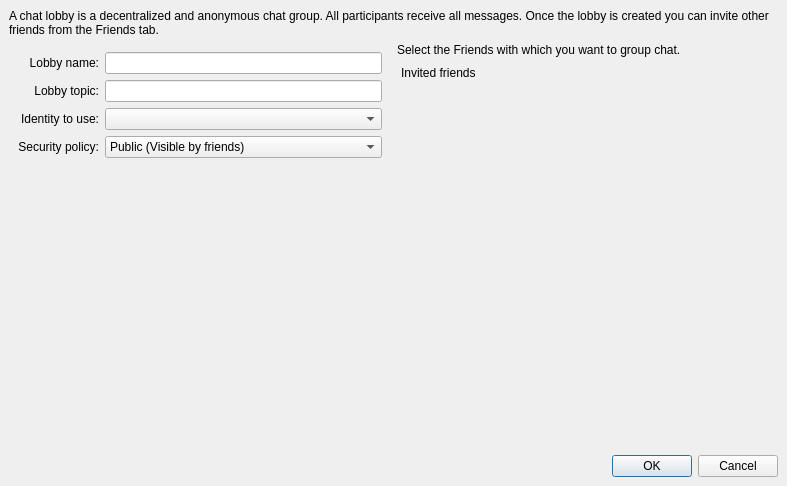
This is retroshare-gui/src/gui/chat/CreateLobbyDialog.ui in RetroShare/RetroShare as Qt 5 draws it before an edit. The edited form follows.
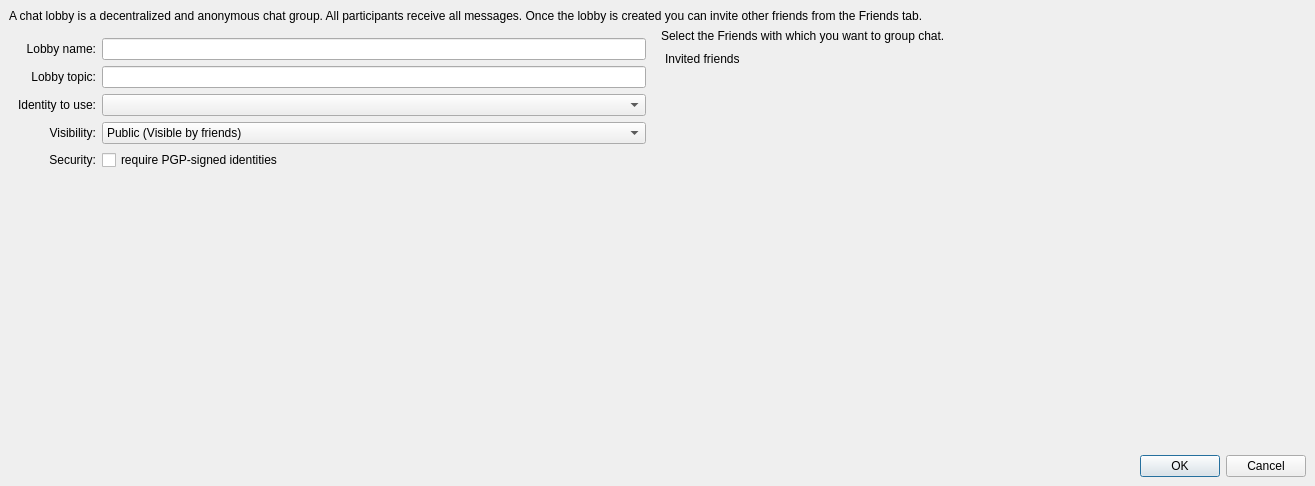
This is the edited form. Icons and pictures are not drawn. Custom widgets are drawn as their Qt base class.

Commit message: implemented gp-authed lobbies. Still needs some GUI

Patch:
```diff
--- a/retroshare-gui/src/gui/chat/CreateLobbyDialog.ui
+++ b/retroshare-gui/src/gui/chat/CreateLobbyDialog.ui
@@ -6,7 +6,7 @@
    <rect>
     <x>0</x>
     <y>0</y>
-    <width>787</width>
+    <width>1315</width>
     <height>486</height>
    </rect>
   </property>
@@ -86,7 +86,7 @@
              <item row="3" column="0">
               <widget class="QLabel" name="label_6">
                <property name="text">
-                <string>Security policy:</string>
+                <string>Visibility:</string>
                </property>
                <property name="alignment">
                 <set>Qt::AlignRight|Qt::AlignTrailing|Qt::AlignVCenter</set>
@@ -110,6 +110,29 @@
              <item row="2" column="2">
               <widget class="GxsIdChooser" name="idChooser_CB"/>
              </item>
+             <item row="4" column="2">
+              <widget class="QCheckBox" name="pgp_signed_CB">
+               <property name="toolTip">
+                <string>&lt;html&gt;&lt;head/&gt;&lt;body&gt;&lt;p&gt;If you check this, only PGP-signed ids can be used to join and talk in this lobby. This limitation prevents anonymous spamming as it becomes possible for at least some people in the lobby to locate the spammer's node.&lt;/p&gt;&lt;/body&gt;&lt;/html&gt;</string>
+               </property>
+               <property name="text">
+                <string>require PGP-signed identities</string>
+               </property>
+              </widget>
+             </item>
+             <item row="4" column="0">
+              <widget class="QLabel" name="label">
+               <property name="layoutDirection">
+                <enum>Qt::LeftToRight</enum>
+               </property>
+               <property name="text">
+                <string>Security:</string>
+               </property>
+               <property name="alignment">
+                <set>Qt::AlignRight|Qt::AlignTrailing|Qt::AlignVCenter</set>
+               </property>
+              </widget>
+             </item>
             </layout>
            </item>
            <item>
```
The commit also changes 4 other files.
